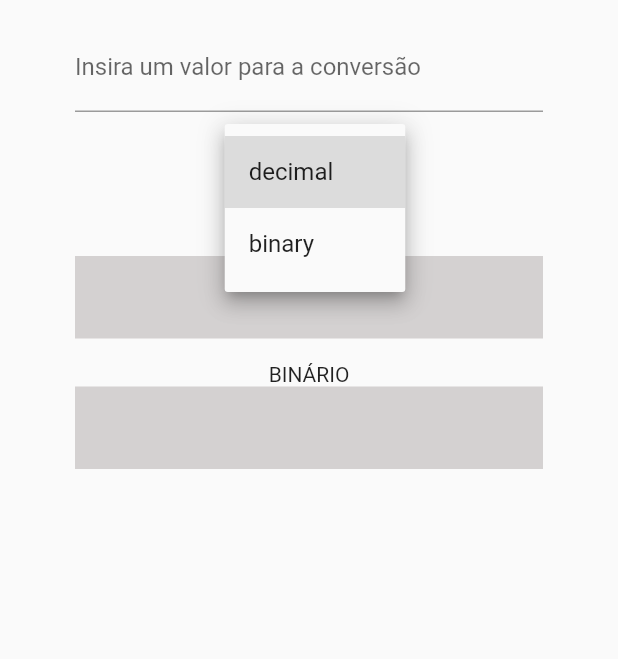
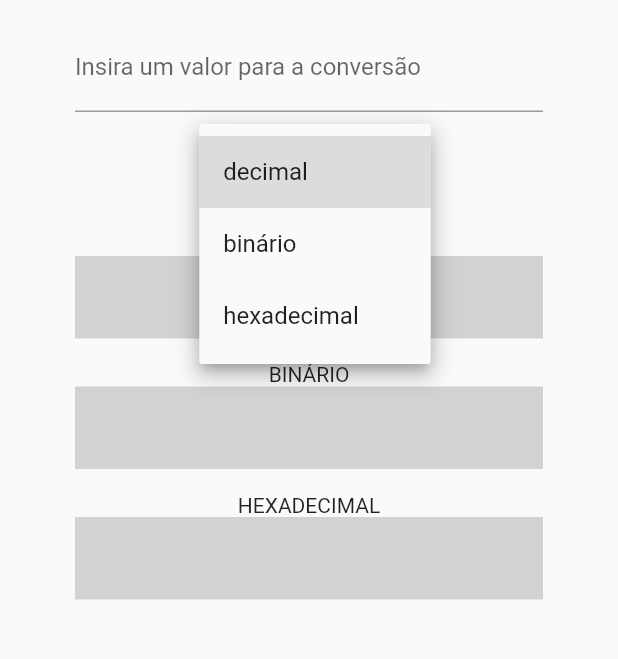
Before and after one commit to Yuri-Thiago-Cabral/number-base-converter, a Flutter app: the screen it shows after launch, after a tap on "decimal", on a phone screen of 412 x 824 dp, the part 194-853 px from its top. Run offline on Flutter 3.47's test engine with Material 2 defaults, Android fonts, the light colour scheme and no system bars.

Commit message:
feat: implement hex converter

```diff
--- a/lib/utils/functions.dart
+++ b/lib/utils/functions.dart
@@ -1,10 +1,55 @@
 class Functions {
-  static String convertDecimalToBinary(String decimal) {
-    return decimal.isNotEmpty ? int.parse(decimal).toRadixString(2) : '';
+  // Convert to binary
+  static String convertDecimalToBinary(String sequence) {
+    var result = _getResult(sequence, 2);
+    return result;
   }
 
-  static String convertBinaryToDecimal(String binary) {
-    var result = int.tryParse(binary, radix: 2);
-    return result != null ? result.toString() : '';
+  static String convertHexadecimalToBinary(String sequence) {
+    var decimalSequence = convertHexadecimalToDecimal(sequence);
+    var result = convertDecimalToBinary(decimalSequence);
+    return result;
+  }
+
+  // Convert to decimal
+  static String convertBinaryToDecimal(String sequence) {
+    var result = _getResultExplicitRadix(sequence, 2);
+    return result;
+  }
+
+  static String convertHexadecimalToDecimal(String sequence) {
+    var result = _getResultExplicitRadix(sequence, 16);
+    return result;
+  }
+
+  // Convert to hexadecimal
+  static String convertDecimalToHexadecimal(String sequence) {
+    var result = _getResult(sequence, 16);
+    return result;
+  }
+
+  static String convertBinaryToHexadecimal(String sequence) {
+    var decimalSequence = convertBinaryToDecimal(sequence);
+    var result = convertDecimalToHexadecimal(decimalSequence);
+    return result;
+  }
+
+  // Utils
+  static _getResult(String numberText, int radix) {
+    try {
+      var result = int.tryParse(numberText)?.toRadixString(radix).toUpperCase();
+      return result ?? '';
+    } catch (e) {
+      return '';
+    }
+  }
+
+  static _getResultExplicitRadix(String sequence, int radix) {
+    try {
+      var result = int.tryParse(sequence, radix: radix);
+      return result != null ? result.toString() : '';
+    } catch (e) {
+      return '';
+    }
   }
 }
--- a/lib/view/converter_view.dart
+++ b/lib/view/converter_view.dart
@@ -19,7 +19,8 @@ class _ConverterViewState extends State<ConverterView> {
 
   List<DropdownMenuItem<String>> menuItems = const [
     DropdownMenuItem(value: 'decimal', child: Text('decimal')),
-    DropdownMenuItem(value: 'binário', child: Text('binary')),
+    DropdownMenuItem(value: 'binário', child: Text('binário')),
+    DropdownMenuItem(value: 'hexadecimal', child: Text('hexadecimal')),
   ];
 
   @override
@@ -40,7 +41,8 @@ class _ConverterViewState extends State<ConverterView> {
       appBar: AppBar(
         title: Text(widget.title),
       ),
-      body: Column(
+      body: SingleChildScrollView(
+        child: Column(
           children: [
             Container(
               margin: const EdgeInsets.all(16),
@@ -107,8 +109,8 @@ class _ConverterViewState extends State<ConverterView> {
                     color: const Color(0xFFD4D1D1),
                     child: Center(
                       child: Text(
-                      getDigits(
-                              _controller.value.text, selectedItem)['binary'] ??
+                        getDigits(_controller.value.text, selectedItem)[
+                                'binary'] ??
                             '',
                         style: const TextStyle(
                           fontWeight: FontWeight.bold,
@@ -117,10 +119,32 @@ class _ConverterViewState extends State<ConverterView> {
                       ),
                     ),
                   ),
+                  const SizedBox(height: 16),
+                  const Text(
+                    'HEXADECIMAL',
+                    textAlign: TextAlign.center,
+                  ),
+                  Container(
+                    padding: const EdgeInsets.all(16),
+                    color: const Color(0xFFD4D1D1),
+                    child: Center(
+                      child: Text(
+                        getDigits(
+                                _controller.value.text, selectedItem)['hex'] ??
+                            '',
+                        style: const TextStyle(
+                          fontWeight: FontWeight.bold,
+                          fontSize: 20,
+                        ),
+                      ),
+                    ),
+                  ),
+                  const SizedBox(height: 16),
                 ],
               ),
             ),
           ],
+        ),
       ),
     );
   }
@@ -132,10 +156,17 @@ class _ConverterViewState extends State<ConverterView> {
       case 'decimal':
         values['decimal'] = value;
         values['binary'] = Functions.convertDecimalToBinary(value);
+        values['hex'] = Functions.convertDecimalToHexadecimal(value);
         break;
-      case 'binary':
+      case 'binário':
+        values['binary'] = value;
         values['decimal'] = Functions.convertBinaryToDecimal(value);
-        values['binary'] = value;
+        values['hex'] = Functions.convertBinaryToHexadecimal(value);
+        break;
+      case 'hexadecimal':
+        values['hex'] = value;
+        values['decimal'] = Functions.convertHexadecimalToDecimal(value);
+        values['binary'] = Functions.convertHexadecimalToBinary(value);
     }
 
     return values;
```
Lines whose indentation alone changed are shown as unchanged.
